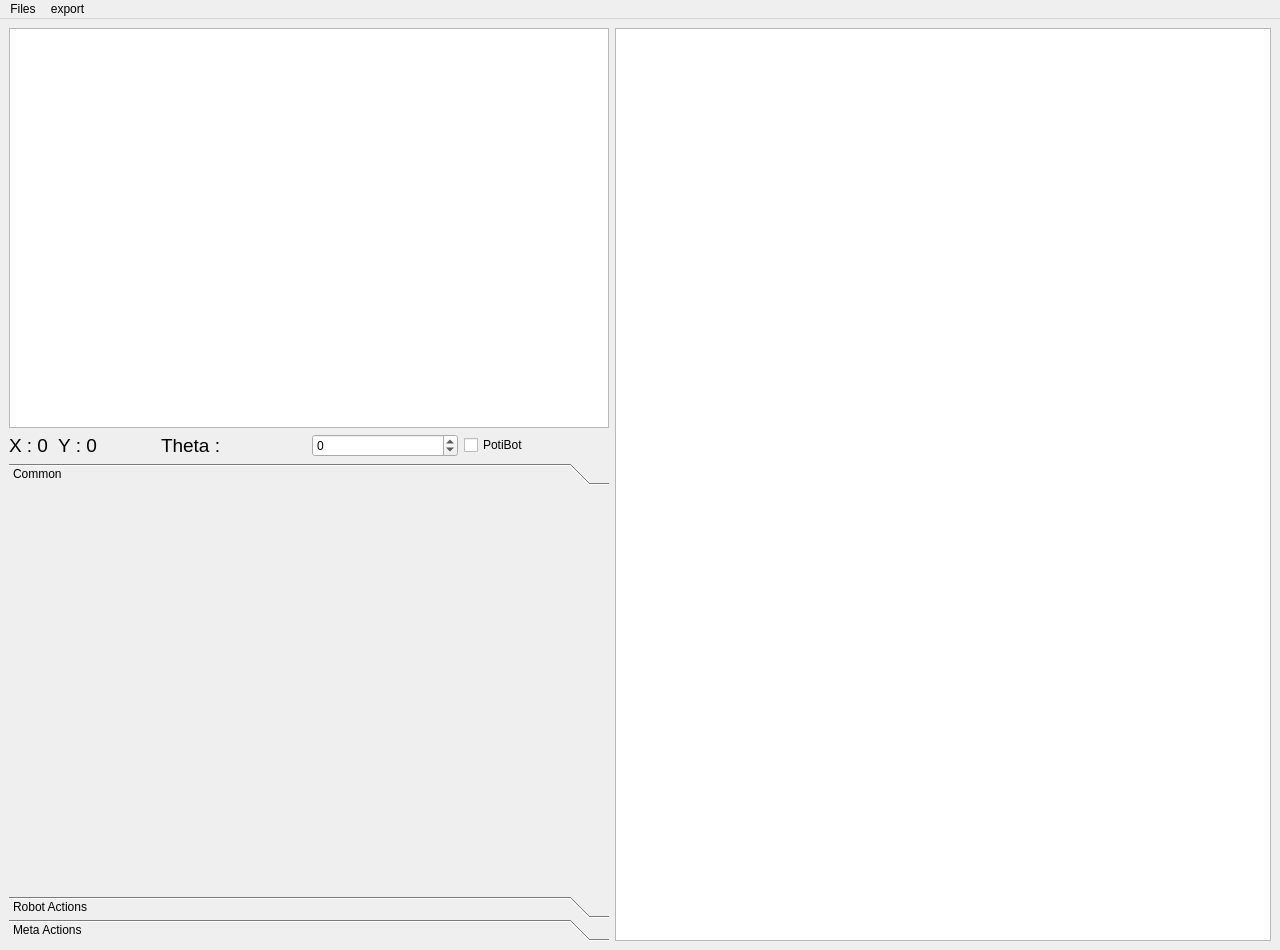
Qt form mainwindow.ui (J-Solbach/VRAC_strategy_editor) before a commit.
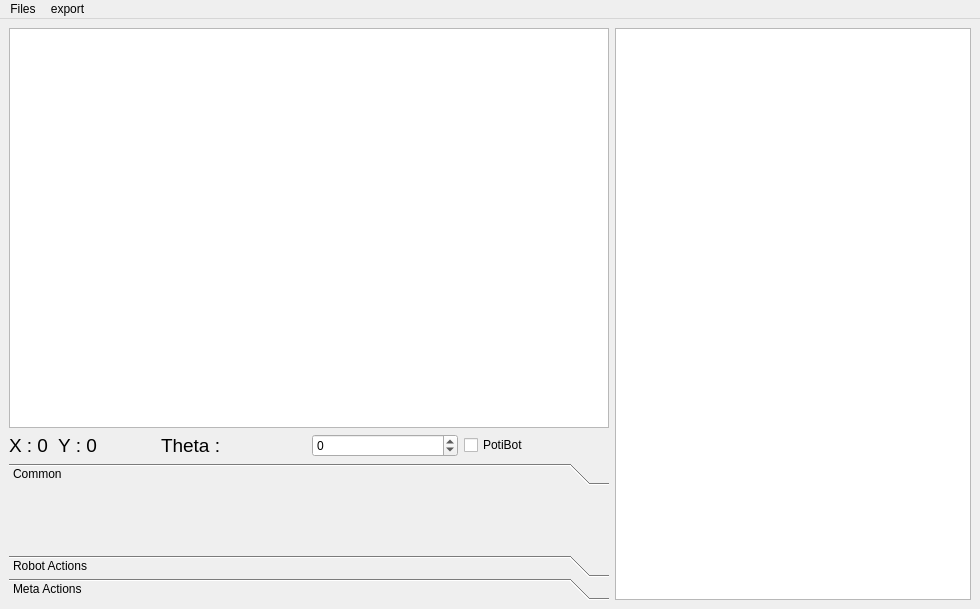
The same form after that commit.

```diff
--- a/mainwindow.ui
+++ b/mainwindow.ui
@@ -6,8 +6,8 @@
    <rect>
     <x>0</x>
     <y>0</y>
-    <width>1280</width>
-    <height>950</height>
+    <width>980</width>
+    <height>598</height>
    </rect>
   </property>
   <property name="windowTitle">
@@ -119,7 +119,7 @@
            <x>0</x>
            <y>0</y>
            <width>598</width>
-           <height>410</height>
+           <height>58</height>
           </rect>
          </property>
          <attribute name="label">
@@ -163,7 +163,7 @@
     <rect>
      <x>0</x>
      <y>0</y>
-     <width>1280</width>
+     <width>980</width>
      <height>20</height>
     </rect>
    </property>
```
Left out of the diff: 4 changed lines with no effect on the pictures.
